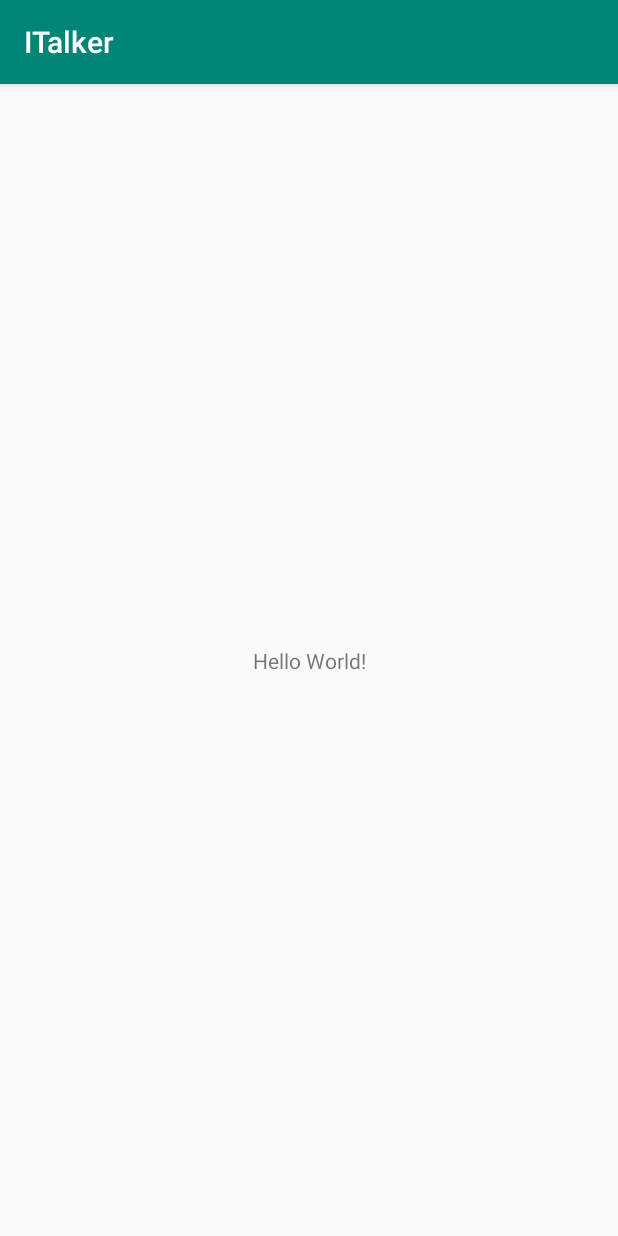
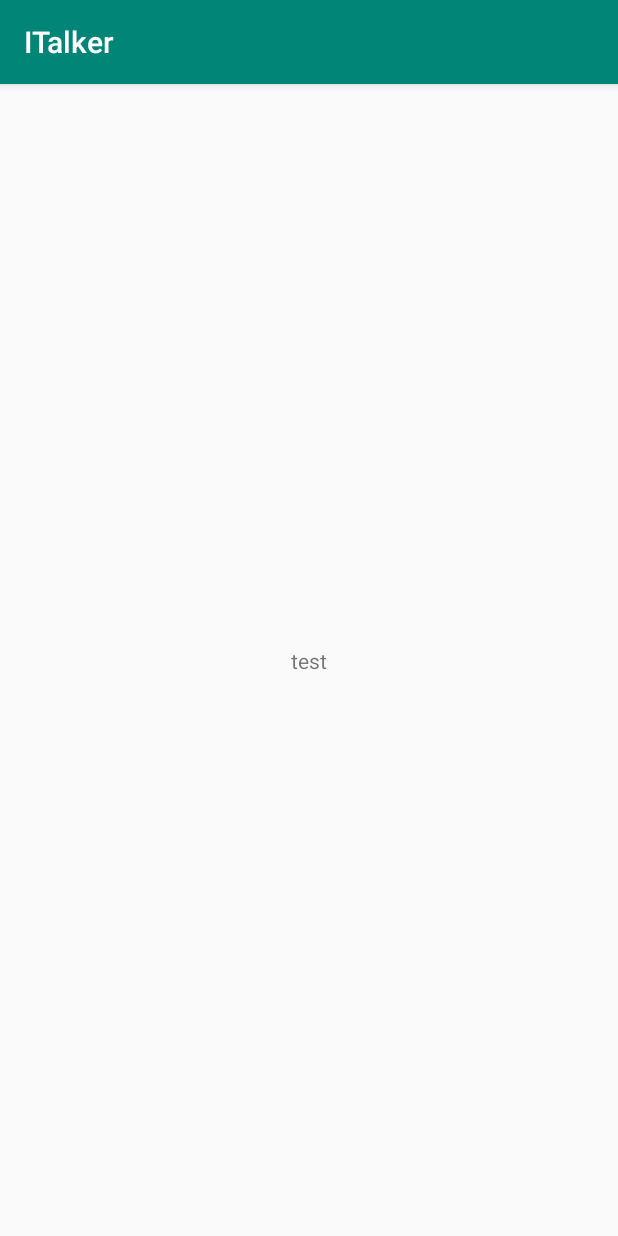
Before and after one commit to MaxzMeng/MoocTalker, an Android app: the screen it shows after launch (MainActivity), on a phone screen of 412 x 824 dp. Run offline under Robolectric (Android 15) with nearby library versions, the phone set to English and light mode, and no system bars; our stand-ins replace ButterKnife.

Commit message:
完成RecyclerView的封装

```diff
--- a/app/build.gradle
+++ b/app/build.gradle
@@ -1,5 +1,4 @@
 apply plugin: 'com.android.application'
-
 android {
     compileSdkVersion 28
     defaultConfig {
@@ -26,4 +25,7 @@ dependencies {
     androidTestImplementation 'com.android.support.test:runner:1.0.2'
     androidTestImplementation 'com.android.support.test.espresso:espresso-core:3.0.2'
     api project(':common')
+
+    api "com.jakewharton:butterknife:$rootProject.ext.butterknifeVersion"
+    annotationProcessor "com.jakewharton:butterknife-compiler:$rootProject.ext.butterknifeVersion"
 }
--- a/app/src/main/java/me/maxandroid/italker/MainActivity.java
+++ b/app/src/main/java/me/maxandroid/italker/MainActivity.java
@@ -1,13 +1,22 @@
 package me.maxandroid.italker;
 
-import android.support.v7.app.AppCompatActivity;
-import android.os.Bundle;
+import android.widget.TextView;
 
-public class MainActivity extends AppCompatActivity {
+import butterknife.BindView;
+import me.maxandroid.common.app.Activity;
+
+public class MainActivity extends Activity {
+    @BindView(R.id.txt_test)
+    TextView mTestText;
 
     @Override
-    protected void onCreate(Bundle savedInstanceState) {
-        super.onCreate(savedInstanceState);
-        setContentView(R.layout.activity_main);
+    protected int getContentLayoutId() {
+        return R.layout.activity_main;
+    }
+
+    @Override
+    protected void initWidget() {
+        super.initWidget();
+        mTestText.setText("test");
     }
 }
--- a/app/src/main/res/layout/activity_main.xml
+++ b/app/src/main/res/layout/activity_main.xml
@@ -7,6 +7,7 @@
     tools:context=".MainActivity">
 
     <TextView
+        android:id="@+id/txt_test"
         android:layout_width="wrap_content"
         android:layout_height="wrap_content"
         android:text="Hello World!"
--- a/common/build.gradle
+++ b/common/build.gradle
@@ -1,5 +1,4 @@
 apply plugin: 'com.android.library'
-
 android {
     compileSdkVersion 28
 
@@ -26,11 +25,13 @@ android {
 
 dependencies {
     api fileTree(dir: 'libs', include: ['*.jar'])
-    api "com.android.support:appcompat-v7:$rootProject.ext.supportVersion"
     testImplementation 'junit:junit:4.12'
     androidTestImplementation 'com.android.support.test:runner:1.0.2'
     androidTestImplementation 'com.android.support.test.espresso:espresso-core:3.0.2'
 
+    api "com.android.support:appcompat-v7:$rootProject.ext.supportVersion"
+    api "com.android.support:recyclerview-v7:$rootProject.ext.supportVersion"
+
     api "com.jakewharton:butterknife:$rootProject.ext.butterknifeVersion"
     annotationProcessor "com.jakewharton:butterknife-compiler:$rootProject.ext.butterknifeVersion"
 }
```
